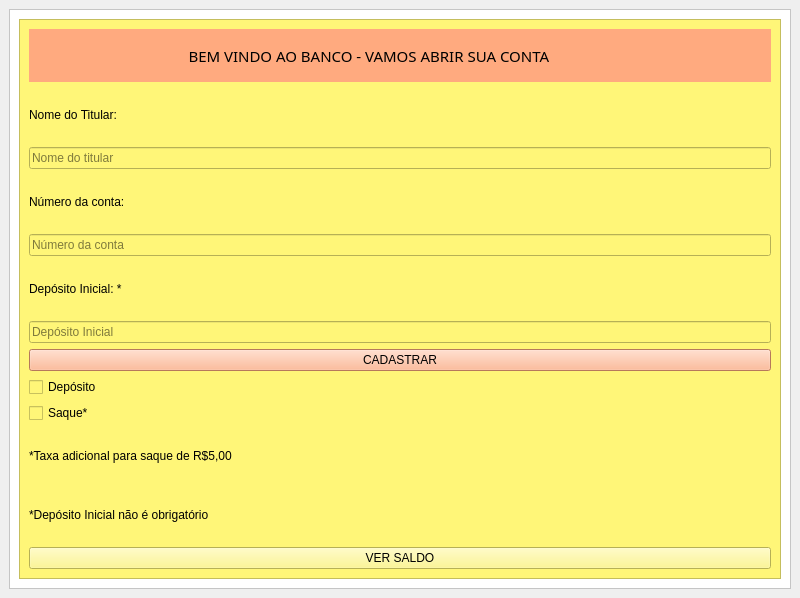
This is Maurício/contabancaria.ui in larissaalcc/larissacosta as Qt 5 draws it before an edit. The edited form follows.
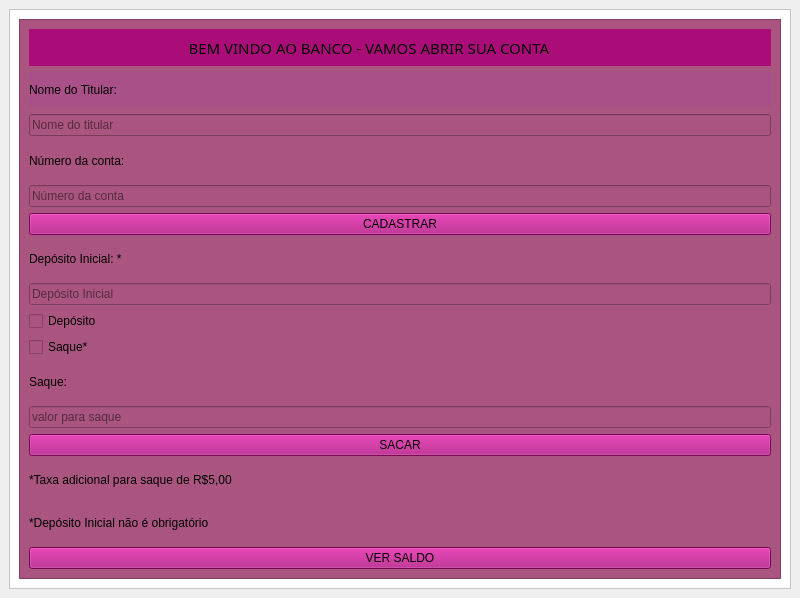
This is the edited form.

```diff
--- a/Maurício/contabancaria.ui
+++ b/Maurício/contabancaria.ui
@@ -30,7 +30,7 @@
        <item>
         <widget class="QFrame" name="frame_2">
          <property name="styleSheet">
-          <string notr="true">background-color: rgb(255, 246, 120);</string>
+          <string notr="true">background-color: rgb(170, 85, 127);</string>
          </property>
          <property name="frameShape">
           <enum>QFrame::StyledPanel</enum>
@@ -48,7 +48,7 @@
              </font>
             </property>
             <property name="styleSheet">
-             <string notr="true">background-color: rgb(255, 170, 127);</string>
+             <string notr="true">background-color: rgb(170, 12, 120);</string>
             </property>
             <property name="text">
              <string>                                         BEM VINDO AO BANCO - VAMOS ABRIR SUA CONTA </string>
@@ -57,6 +57,9 @@
           </item>
           <item>
            <widget class="QLabel" name="LabelTitular">
+            <property name="styleSheet">
+             <string notr="true">background-color: rgb(170, 80, 136);</string>
+            </property>
             <property name="text">
              <string>Nome do Titular:</string>
             </property>
@@ -83,6 +86,16 @@
             </property>
            </widget>
           </item>
+          <item>
+           <widget class="QPushButton" name="BotaoCadastrar">
+            <property name="styleSheet">
+             <string notr="true">background-color: rgb(170, 12, 120);</string>
+            </property>
+            <property name="text">
+             <string>CADASTRAR</string>
+            </property>
+           </widget>
+          </item>
           <item>
            <widget class="QLabel" name="LabelDep">
             <property name="text">
@@ -97,16 +110,6 @@
             </property>
            </widget>
           </item>
-          <item>
-           <widget class="QPushButton" name="BotaoCadastrar">
-            <property name="styleSheet">
-             <string notr="true">background-color: rgb(255, 170, 127);</string>
-            </property>
-            <property name="text">
-             <string>CADASTRAR</string>
-            </property>
-           </widget>
-          </item>
           <item>
            <widget class="QCheckBox" name="checkdeposito">
             <property name="text">
@@ -121,6 +124,30 @@
             </property>
            </widget>
           </item>
+          <item>
+           <widget class="QLabel" name="labelsaque">
+            <property name="text">
+             <string>Saque:</string>
+            </property>
+           </widget>
+          </item>
+          <item>
+           <widget class="QLineEdit" name="Lineeditsaque">
+            <property name="placeholderText">
+             <string>valor para saque </string>
+            </property>
+           </widget>
+          </item>
+          <item>
+           <widget class="QPushButton" name="pushButton_2">
+            <property name="styleSheet">
+             <string notr="true">background-color: rgb(170, 12, 120);</string>
+            </property>
+            <property name="text">
+             <string>SACAR</string>
+            </property>
+           </widget>
+          </item>
           <item>
            <widget class="QLabel" name="label">
             <property name="text">
@@ -137,6 +164,9 @@
           </item>
           <item>
            <widget class="QPushButton" name="pushButton">
+            <property name="styleSheet">
+             <string notr="true">background-color: rgb(170, 12, 120);</string>
+            </property>
             <property name="text">
              <string>VER SALDO</string>
             </property>
```
